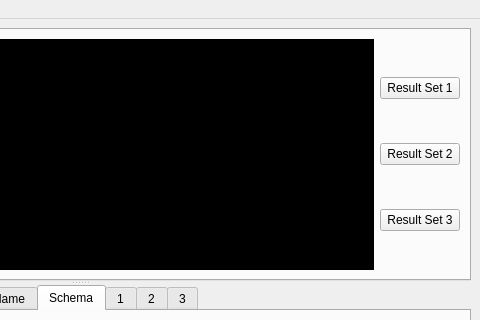
Before: the Qt Designer form database_dossier/ui/main_window.ui in nshiell/database-dossier, drawn with Qt 5; both pictures show x 320 to 800 and y 0 to 320 of the 800 by 600 pixel window.
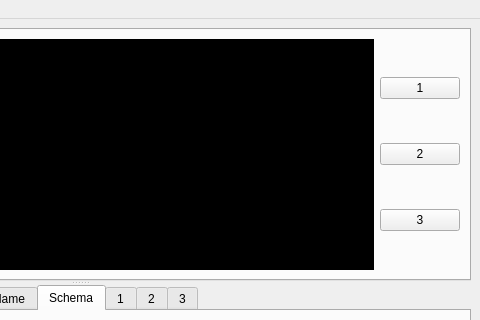
After: the same form once the commit is applied.

Commit message: Quit menu option, moved keyboard shortcuts to XML file

```diff
--- a/database_dossier/ui/main_window.ui
+++ b/database_dossier/ui/main_window.ui
@@ -60,7 +60,7 @@
              <item>
               <widget class="QPushButton" name="execute_1">
                <property name="text">
-                <string>Result Set 1</string>
+                <string>1</string>
                </property>
                <property name="shortcut">
                 <string/>
@@ -70,14 +70,17 @@
              <item>
               <widget class="QPushButton" name="execute_2">
                <property name="text">
-                <string>Result Set 2</string>
+                <string>2</string>
+               </property>
+               <property name="shortcut">
+                <string>Ctrl+Enter</string>
                </property>
               </widget>
              </item>
              <item>
               <widget class="QPushButton" name="execute_3">
                <property name="text">
-                <string>Result Set 3</string>
+                <string>3</string>
                </property>
               </widget>
              </item>
```
Left out of the diff: 18 changed lines with no effect on the pictures. The commit also changes 1 other file.
